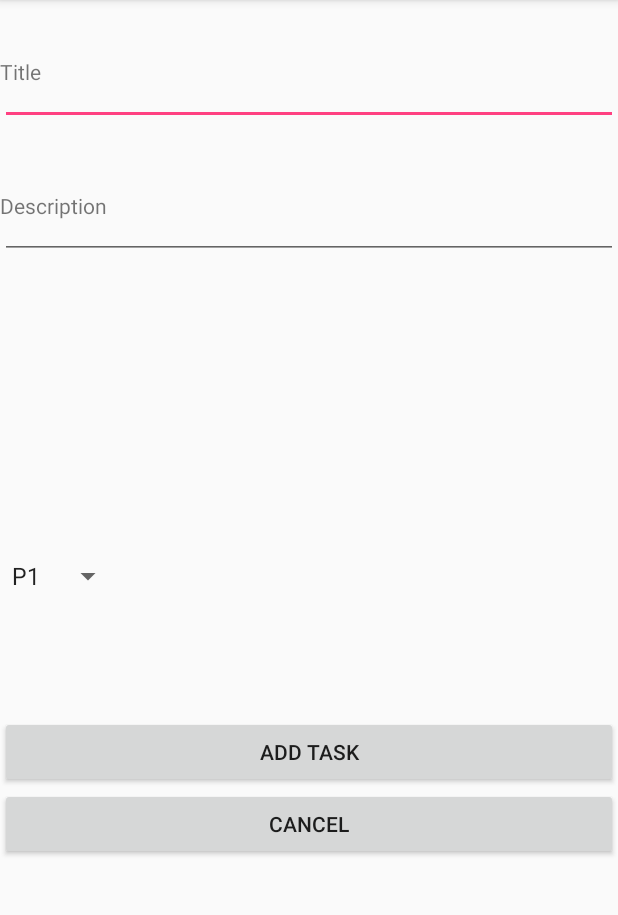
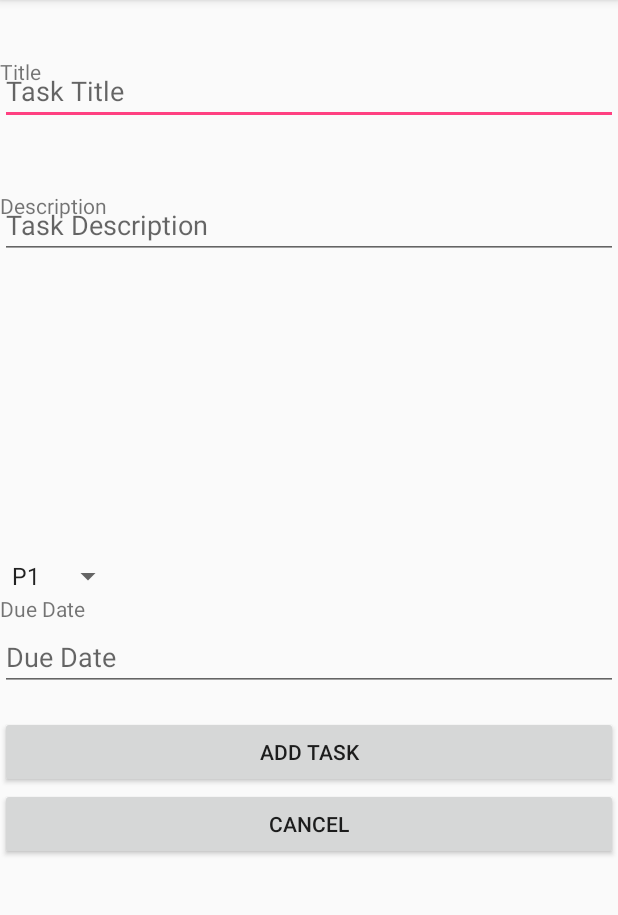
Before and after one commit to antonybritto/Todo-APP, an Android app: the fragment AddFragment shown on its own in the app's theme, on a phone screen of 412 x 824 dp, the part 84-999 px from its top. Run offline under Robolectric (Android 15) with nearby library versions, the phone set to English and light mode, and no system bars.

Commit message:
Adding date picker

```diff
--- a/app/src/main/java/com/flipkart/todo/AddFragment.java
+++ b/app/src/main/java/com/flipkart/todo/AddFragment.java
@@ -2,6 +2,7 @@ package com.flipkart.todo;
 
 
 import android.os.Bundle;
+import android.support.v4.app.DialogFragment;
 import android.support.v4.app.Fragment;
 import android.support.v4.app.FragmentManager;
 import android.view.LayoutInflater;
@@ -10,6 +11,7 @@ import android.view.ViewGroup;
 import android.widget.Button;
 import android.widget.EditText;
 import android.widget.Spinner;
+import android.widget.Toast;
 
 
 /**
@@ -21,6 +23,7 @@ public class AddFragment extends Fragment {
     Spinner priority = null;
     Button addBtn;
     Button cancelBtn;
+    EditText dueDate;
 
     AddTaskDelegate delegate;
 
@@ -39,6 +42,7 @@ public class AddFragment extends Fragment {
         title = (EditText) fragmentview.findViewById(R.id.title);
         notes = (EditText) fragmentview.findViewById(R.id.notes);
         priority = (Spinner) fragmentview.findViewById(R.id.priority);
+        dueDate = (EditText) fragmentview.findViewById(R.id.dueDate);
         addBtn.setOnClickListener(new View.OnClickListener(){
             @Override
             public void onClick(View v) {
@@ -48,10 +52,21 @@ public class AddFragment extends Fragment {
                 task.title = taskTitle;
                 task.notes = taskNotes;
                 task.priority = priority.getSelectedItem().toString();
+                task.dueDate = dueDate.getText().toString();
                 task.status = TaskStatus.pending;
                 TaskTable.insert(task);
+                Toast toast = Toast.makeText(getContext(), "Added New Task", Toast.LENGTH_SHORT);
+                toast.show();
                 FragmentManager manager = getFragmentManager();
                 manager.popBackStack();
+            }
+        });
+        dueDate.setOnClickListener(new View.OnClickListener(){
+            @Override
+            public void onClick(View v) {
+                DialogFragment newFragment = new DatePickerFragment();
+                FragmentManager manager = getFragmentManager();
+                newFragment.show(manager, "datePicker");
             }
         });
         cancelBtn.setOnClickListener(new View.OnClickListener(){
--- a/app/src/main/java/com/flipkart/todo/DBAdapter.java
+++ b/app/src/main/java/com/flipkart/todo/DBAdapter.java
@@ -14,9 +14,9 @@ public class DBAdapter extends SQLiteOpenHelper {
         super(context, //context
                 "todoapp.db", //database name
                 null, //cursor structure
-                4 //version
+                5 //version
         );
-        onCreate(getWritableDatabase());
+        TaskTable.init(getWritableDatabase(), getReadableDatabase());
     }
 
     @Override
@@ -26,7 +26,6 @@ public class DBAdapter extends SQLiteOpenHelper {
 
     @Override
     public void onCreate(SQLiteDatabase db) {
-        TaskTable.init(getWritableDatabase(), getReadableDatabase());
 
     }
 }
--- a/app/src/main/java/com/flipkart/todo/MainActivity.java
+++ b/app/src/main/java/com/flipkart/todo/MainActivity.java
@@ -5,6 +5,9 @@ import android.support.v4.app.FragmentManager;
 import android.support.v7.app.AppCompatActivity;
 import android.os.Bundle;
 import android.util.Log;
+import android.view.Menu;
+import android.view.MenuInflater;
+import android.view.MenuItem;
 
 public class MainActivity extends AppCompatActivity {
 
--- a/app/src/main/res/layout/fragment_add.xml
+++ b/app/src/main/res/layout/fragment_add.xml
@@ -7,6 +7,7 @@
         android:layout_width="wrap_content"
         android:layout_height="wrap_content"
         android:id="@+id/title"
+        android:hint="Task Title"
         android:layout_alignParentTop="true"
         android:layout_alignParentLeft="true"
         android:layout_alignParentStart="true"
@@ -64,6 +65,7 @@
         android:layout_width="wrap_content"
         android:layout_height="wrap_content"
         android:id="@+id/notes"
+        android:hint="Task Description"
         android:layout_below="@+id/title"
         android:layout_alignParentLeft="true"
         android:layout_alignParentStart="true"
@@ -79,6 +81,32 @@
         android:text="Description"
         android:id="@+id/textView2"
         android:layout_alignTop="@+id/notes"
+        android:layout_alignParentRight="true"
+        android:layout_alignParentEnd="true"
+        android:layout_alignParentLeft="true"
+        android:layout_alignParentStart="true" />
+
+
+    <TextView
+        android:layout_width="wrap_content"
+        android:layout_height="wrap_content"
+        android:textAppearance="?android:attr/textAppearanceSmall"
+        android:text="Due Date"
+        android:id="@+id/textView4"
+        android:layout_alignParentRight="true"
+        android:layout_alignParentEnd="true"
+        android:layout_below="@+id/priority"
+        android:layout_alignParentLeft="true"
+        android:layout_alignParentStart="true" />
+
+    <EditText
+        android:layout_width="wrap_content"
+        android:layout_height="wrap_content"
+        android:inputType="date"
+        android:hint="Due Date"
+        android:ems="10"
+        android:id="@+id/dueDate"
+        android:layout_below="@+id/textView4"
         android:layout_alignParentLeft="true"
         android:layout_alignParentStart="true"
         android:layout_alignParentRight="true"
--- a/app/src/main/res/values/strings.xml
+++ b/app/src/main/res/values/strings.xml
@@ -5,6 +5,8 @@
     <string name="hello_blank_fragment">Hello blank fragment</string>
     <string name="delete_country_menu_text">Delete Task</string>
     <string name="edit_country_menu_text">Edit Task</string>
+    <string name="add_task_button_text">Add Task</string>
+    <string name="no_tasks_message">No tasks created yet. Start adding...</string>
     <array name="priority">
         <item>P1</item>
         <item>P2</item>
```
Also changed, not shown: app/src/main/java/com/flipkart/todo/DatePickerFragment.java (added, +29 -0 lines), app/src/main/java/com/flipkart/todo/ListFragment.java (+36 -4 lines), app/src/main/res/layout/fragment_list.xml (+1 -11 lines), app/src/main/res/layout/fragment_time_picker.xml (added, +9 -0 lines), app/src/main/res/menu/menu.xml (added, +7 -0 lines).
